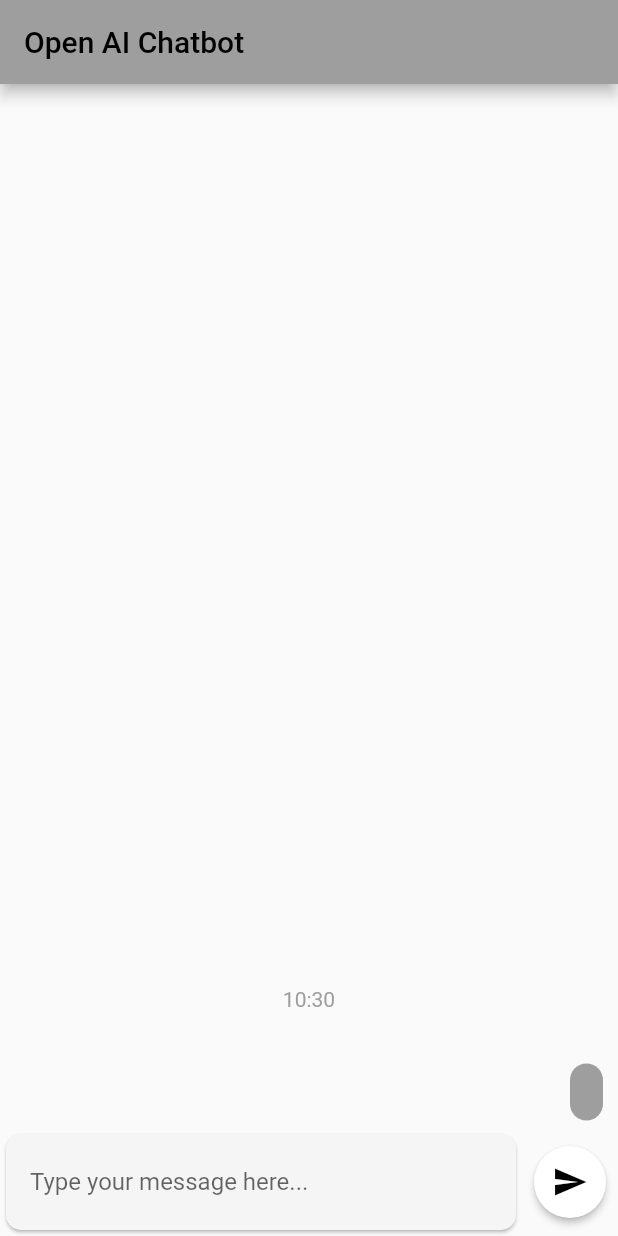
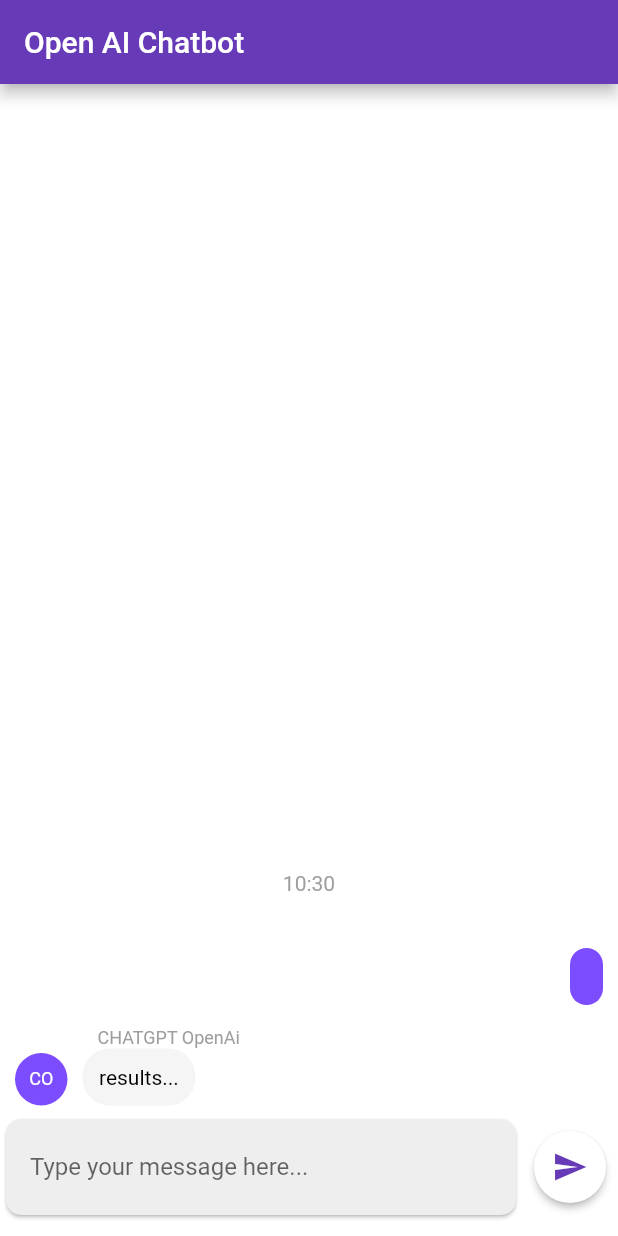
Before and after one commit to shoxa-mir/openai_chat, a Flutter app: the screen it shows after launch, after a tap on the "send" icon, on a phone screen of 412 x 824 dp. Run offline on Flutter 3.47's test engine with Material 2 defaults, Android fonts, the light colour scheme and no system bars; drawn by our look-alikes of dash_chat_2; missing offline and left inert: chat_gpt_sdk, material_buttonx; network calls fail.

Commit message:
Changed openai_model

```diff
--- a/lib/main.dart
+++ b/lib/main.dart
@@ -14,7 +14,11 @@ class MyApp extends StatelessWidget {
     return MaterialApp(
       title: 'Flutter Demo',
       theme: ThemeData(
-        primarySwatch: Colors.grey,
+        // colorScheme: ColorScheme.fromSwatch().copyWith(
+        //     primary: Color.fromARGB(255, 114, 169, 163),
+        //     secondary: Colors.amber),
+        primarySwatch: Colors.deepPurple,
+        primaryColor: Colors.deepPurpleAccent,
       ),
       home: const MyHomePage(title: 'Flutter Demo Home Page'),
     );
@@ -39,12 +43,26 @@ class _MyHomePageState extends State<MyHomePage> {
   ChatUser openAiUser =
       ChatUser(id: "2", firstName: "CHATGPT", lastName: "OpenAi");
 
+  void _chatGpt3Example(String textInput) async {
+    final request = ChatCompleteText(messages: [
+      Map.of({"role": "user", "content": "${textInput}"})
+    ], maxToken: 200, model: ChatModel.ChatGptTurbo0301Model);
+
+    final response = await openAI.onChatCompletion(request: request);
+    for (var element in response!.choices) {
+      print("data -> ${element.message.content}");
+    }
+    setState(() {
+      results = response.choices.first.message.content;
+    });
+  }
+
   @override
   void initState() {
     super.initState();
     openAI = OpenAI.instance.build(
-        token: "open-ai-api-key",
-        baseOption: HttpSetup(receiveTimeout: const Duration(seconds: 5)),
+        token: "openai-api-key",
+        baseOption: HttpSetup(receiveTimeout: const Duration(seconds: 15)),
         isLog: true);
   }
 
@@ -55,6 +73,9 @@ class _MyHomePageState extends State<MyHomePage> {
         title: Text("Open AI Chatbot "),
       ),
       body: Center(
+        child: Container(
+          padding: EdgeInsets.symmetric(vertical: 10),
+          color: Colors.white,
           child: Column(
             mainAxisAlignment: MainAxisAlignment.spaceEvenly,
             children: <Widget>[
@@ -74,7 +95,7 @@ class _MyHomePageState extends State<MyHomePage> {
                 children: [
                   Expanded(
                       child: Card(
-                        color: Colors.grey[100],
+                          color: Colors.grey[200],
                           shape: RoundedRectangleBorder(
                               borderRadius: BorderRadius.circular(10)),
                           child: Padding(
@@ -97,20 +118,35 @@ class _MyHomePageState extends State<MyHomePage> {
                         messages.insert(0, msg);
                       });
 
-                    final request = CompleteText(
-                        prompt: textEditingController.text,
-                        model: Model.TextDavinci3,
-                        maxTokens: 200);
+                      // final request = ChatCompleteText(messages: [
+                      //   Map.of({"role": "user", "content": 'Hello!'})
+                      // ], maxToken: 200, model: ChatModel.ChatGptTurbo0301Model);
+
+                      // final response =
+                      //     await openAI.onChatCompletion(request: request);
+                      // for (var element in response!.choices) {
+                      //   print("data -> ${element.message.content}");
+                      // }
+                      // final request = CompleteText(
+                      //     prompt: textEditingController.text,
+                      //     model: Model.values.first,
+                      //     maxTokens: 50);
+                      // final models = await openAI.listEngine();
+                      // print(models.data);
+                      _chatGpt3Example(textEditingController.text);
+                      textEditingController.clear();
                       // final request = CompleteText(
                       //     prompt: translateToJapanese(
                       //         word: textEditingController.text),
                       //     model: Model.TextDavinci3,
                       //     maxTokens: 200);
-                    final response =
-                        await openAI.onCompletion(request: request);
+                      // final response =
+                      //     await openAI.onCompletion(request: request);
                       ChatMessage msg2 = ChatMessage(
+                          replyTo: msg,
                           user: openAiUser,
-                        text: response!.choices.first.text,
+                          text: results,
+                          quickReplies: [],
                           createdAt: DateTime.now());
                       // results = response!.choices.first.text;
                       setState(() {
@@ -125,9 +161,11 @@ class _MyHomePageState extends State<MyHomePage> {
                       // final res = openAI.generateImage(request);
                       // res.then((value) =>
                       //     print("img url :${value!.data!.first!.url}"));
-                    textEditingController.clear();
                     },
-                  child: Icon(Icons.send),
+                    child: Icon(
+                      Icons.send,
+                      color: Colors.deepPurple,
+                    ),
                     style: ElevatedButton.styleFrom(
                         shape: CircleBorder(),
                         padding: EdgeInsets.all(12),
@@ -138,6 +176,7 @@ class _MyHomePageState extends State<MyHomePage> {
             ],
           ),
         ),
+      ),
     );
   }
 }
```
Lines whose indentation alone changed are shown as unchanged.
